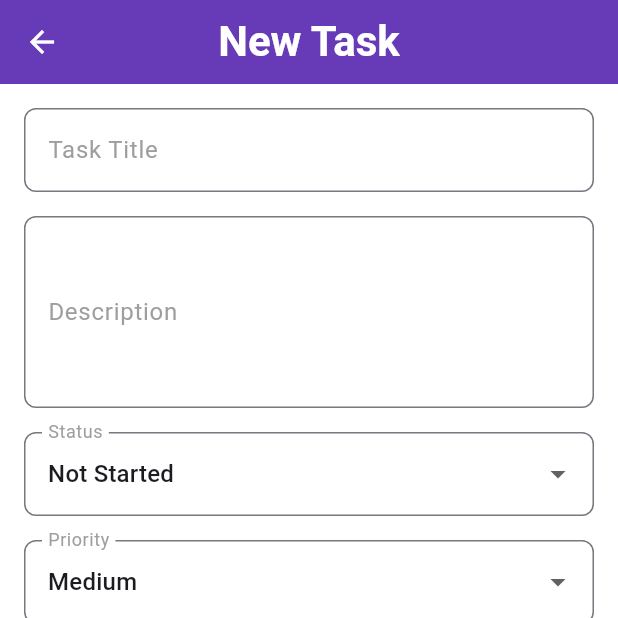
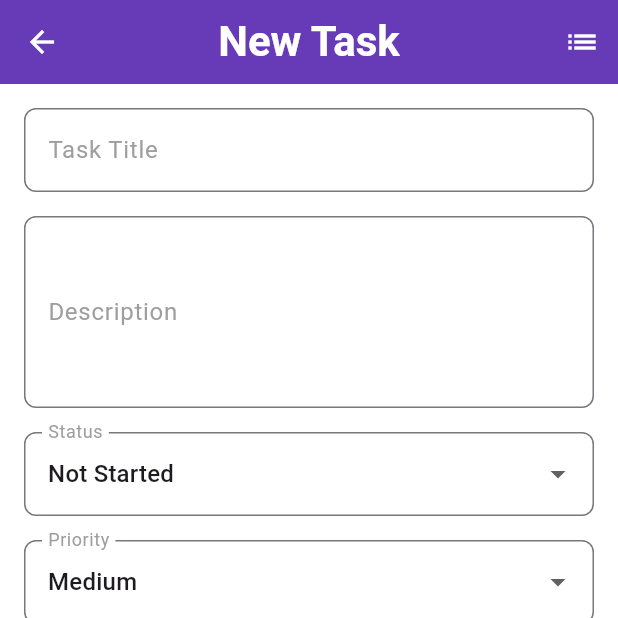
Before and after one commit to mugabiBenjamin/task_manager, a Flutter app: the CreateTaskScreen screen opened by its route, after a tap on "Create Task", on a phone screen of 412 x 824 dp, the top half of it. Run offline on Flutter 3.47's test engine with Material 3 defaults, Android fonts, the light colour scheme and no system bars; our stand-ins replace cloud_firestore, firebase_auth, firebase_core, google_sign_in; accounts and stored records are empty.

Commit message:
Refactor CreateTaskScreen to improve navigation and task creation flow

```diff
--- a/lib/screens/tasks/create_task_screen.dart
+++ b/lib/screens/tasks/create_task_screen.dart
@@ -4,6 +4,7 @@ import '../../core/constants/app_constants.dart';
 import '../../models/task_model.dart';
 import '../../providers/auth_provider.dart';
 import '../../providers/task_provider.dart';
+import '../../routes/app_routes.dart';
 import '../../widgets/common/custom_button.dart';
 import '../../widgets/tasks/task_form.dart';
 
@@ -13,7 +14,19 @@ class CreateTaskScreen extends StatelessWidget {
   @override
   Widget build(BuildContext context) {
     return Scaffold(
-      appBar: AppBar(title: const Text(AppConstants.createTaskTitle)),
+      appBar: AppBar(
+        title: const Text(AppConstants.createTaskTitle),
+        actions: [
+          IconButton(
+            icon: const Icon(Icons.list),
+            onPressed: () => Navigator.pushNamedAndRemoveUntil(
+              context,
+              AppRoutes.taskList,
+              (route) => false,
+            ),
+          ),
+        ],
+      ),
       body: SingleChildScrollView(
         padding: const EdgeInsets.all(AppConstants.defaultPadding),
         child: Column(
@@ -73,7 +86,11 @@ class CreateTaskScreen extends StatelessWidget {
     final taskProvider = Provider.of<TaskProvider>(context, listen: false);
     final success = await taskProvider.createTask(task);
     if (success && context.mounted) {
-      Navigator.pop(context);
+      Navigator.pushNamedAndRemoveUntil(
+        context,
+        AppRoutes.taskList,
+        (route) => false,
+      );
       ScaffoldMessenger.of(context).showSnackBar(
         const SnackBar(content: Text(AppConstants.successMessage)),
       );
```
